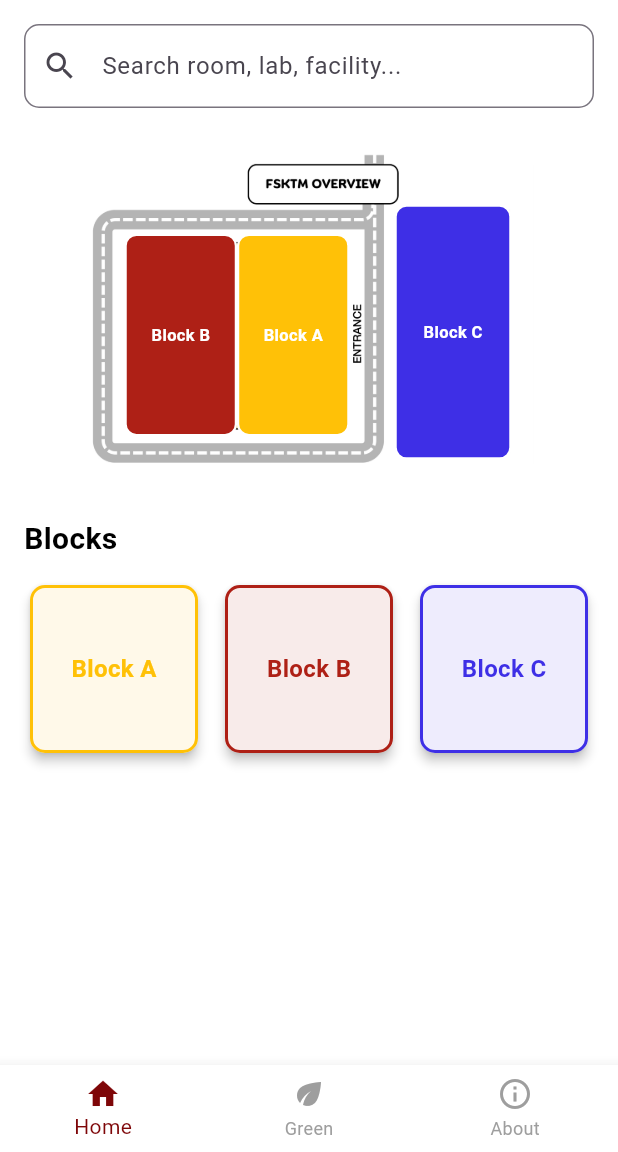
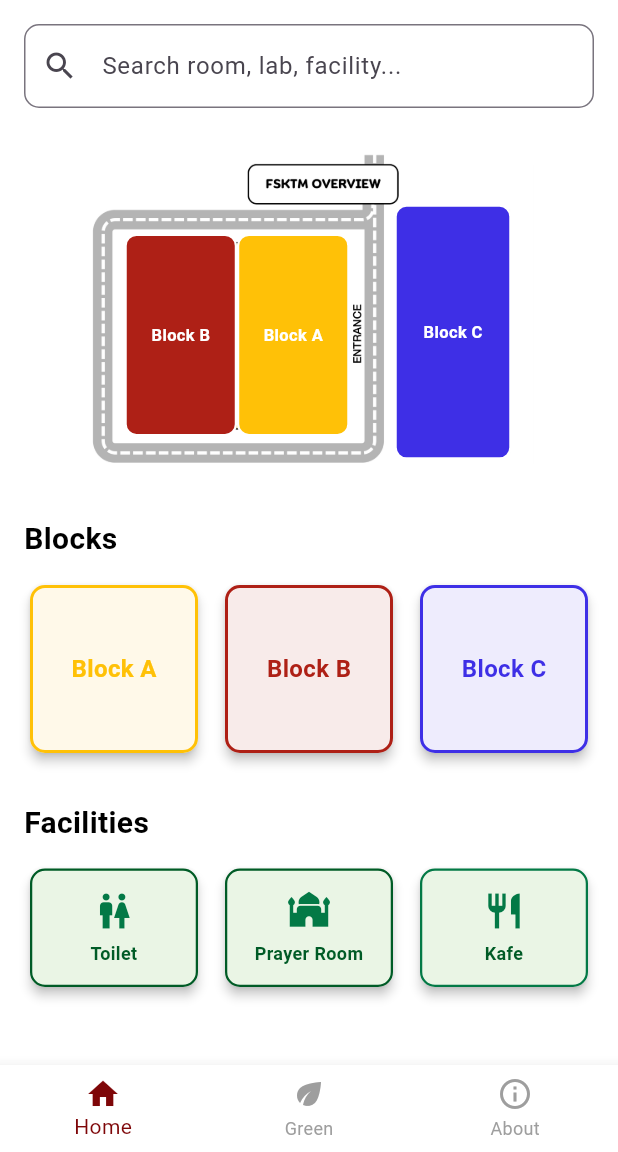
Before and after one commit to HardeepakMall/fsktm-navigator-group2, a Flutter app: the screen it shows after launch, on a phone screen of 412 x 824 dp, the part 84-1236 px from its top. Run offline on Flutter 3.47's test engine with Material 3 defaults, Android fonts, the light colour scheme and no system bars.

Commit message:
amni: added facilities section

```diff
--- a/fsktm_navigator/assets/json/blockA_data.json
+++ b/fsktm_navigator/assets/json/blockA_data.json
@@ -53,6 +53,13 @@
           "floor": "Ground Floor",
           "block": "Block A",
           "description": "This room is used for ICT-related activities in faculty."
+        },
+        {
+          "name": "Toilet",
+          "type": "Toilet",
+          "floor": "Ground Floor",
+          "block": "Block A",
+          "description": "Public restroom available for students, staff, and visitors."
         }
       ]
     },
@@ -126,17 +133,24 @@
         },
         {
           "name": "Male Prayer Room",
-          "type": "Facilities",
+          "type": "Prayer Room",
           "floor": "First Floor",
           "block": "Block A",
           "description": "This is a prayer room for male students and staff."
         },
         {
           "name": "Female Prayer Room",
-          "type": "Facilities",
+          "type": "Prayer Room",
           "floor": "First Floor",
           "block": "Block A",
           "description": "This is a prayer room for female students and staff."
+        },
+        {
+          "name": "Toilet",
+          "type": "Toilet",
+          "floor": "First Floor",
+          "block": "Block A",
+          "description": "Public restroom available for students, staff, and visitors."
         }
       ]
     },
@@ -228,6 +242,13 @@
           "floor": "Second Floor",
           "block": "Block A",
           "description": "This is a prayer room for female students and staff."
+        },
+        {
+          "name": "Toilet",
+          "type": "Toilet",
+          "floor": "Second Floor",
+          "block": "Block A",
+          "description": "Public restroom available for students, staff, and visitors."
         }
       ]
     }
--- a/fsktm_navigator/assets/json/blockB_data.json
+++ b/fsktm_navigator/assets/json/blockB_data.json
@@ -46,12 +46,26 @@
           "floor": "Ground Floor",
           "block": "Block B",
           "description": "This is a relaxation area for students and staff."
+        },
+        {
+          "name": "Toilet",
+          "type": "Toilet",
+          "floor": "Ground Floor",
+          "block": "Block B",
+          "description": "Public restroom available for students, staff, and visitors."
+        },
+        {
+          "name": "FSKTM Cafeteria",
+          "type": "Cafeteria",
+          "floor": "Ground Floor",
+          "block": "Block B",
+          "description": "The faculty cafeteria serving meals, snacks, and beverages. Located along the corridor connecting Block A and Block B."
         }
       ]
     },
     {
       "floorName": "First Floor",
-          "symbol":"assets/images/red_1floor_icon.png",
+      "symbol": "assets/images/red_1floor_icon.png",
       "image": "assets/images/floorplan_ffB.png",
       "rooms": [
         {
@@ -81,15 +95,21 @@
           "floor": "First Floor",
           "block": "Block B",
           "description": "This laboratory is used for forensics research and teaching."
+        },
+        {
+          "name": "Toilet",
+          "type": "Toilet",
+          "floor": "First Floor",
+          "block": "Block B",
+          "description": "Public restroom available for students, staff, and visitors."
         }
       ]
     },
     {
       "floorName": "Second Floor",
-          "symbol":"assets/images/red_2floor_icon.png",
+      "symbol": "assets/images/red_2floor_icon.png",
       "image": "assets/images/floorplan_sfB.png",
       "rooms": [
-
         {
           "name": "Multimedia Laboratory 1",
           "type": "Laboratory",
@@ -124,6 +144,13 @@
           "floor": "Second Floor",
           "block": "Block B",
           "description": "This laboratory is named after the famous mathematician Al-Khawarizmi and is used for various practical sessions."
+        },
+        {
+          "name": "Toilet",
+          "type": "Toilet",
+          "floor": "Second Floor",
+          "block": "Block B",
+          "description": "Public restroom available for students, staff, and visitors."
         }
       ]
     }
--- a/fsktm_navigator/assets/json/blockC_data.json
+++ b/fsktm_navigator/assets/json/blockC_data.json
@@ -70,8 +70,6 @@
                         }
                   ]
             },
-
-
             {
                   "floorName": "First Floor",
                   "symbol": "assets/images/blue_1floor_icon.png",
@@ -272,7 +270,8 @@
                               "floor": "Ground Floor",
                               "block": "Block C",
                               "description": "This room is available for meetings and discussions."
-            },          {
+                        },
+                        {
                               "name": "C1-29",
                               "type": "Room",
                               "floor": "Ground Floor",
@@ -327,12 +326,16 @@
                               "floor": "Ground Floor",
                               "block": "Block C",
                               "description": "This room is available for meetings and discussions."
+                        },
+                        {
+                              "name": "Toilet",
+                              "type": "Toilet",
+                              "floor": "Ground Floor",
+                              "block": "Block C",
+                              "description": "Public restroom available for students, staff, and visitors."
                         }
-
                   ]
             },
-
-
             {
                   "floorName": "Second Floor",
                   "symbol": "assets/images/blue_2floor_icon.png",
@@ -624,12 +627,16 @@
                               "floor": "Second Floor",
                               "block": "Block C",
                               "description": "This room is available for meetings and discussions."
+                        },
+                        {
+                              "name": "Toilet",
+                              "type": "Toilet",
+                              "floor": "Second Floor",
+                              "block": "Block C",
+                              "description": "Public restroom available for students, staff, and visitors."
                         }
                   ]
             },
-
-
-
             {
                   "floorName": "Third Floor",
                   "symbol": "assets/images/blue_3floor_icon.png",
@@ -858,10 +865,15 @@
                               "floor": "Third Floor",
                               "block": "Block C",
                               "description": "This room is available for meetings and discussions."
+                        },
+                        {
+                              "name": "Toilet",
+                              "type": "Toilet",
+                              "floor": "Third Floor",
+                              "block": "Block C",
+                              "description": "Public restroom available for students, staff, and visitors."
                         }
                   ]
             }
-
-
       ]
 }
--- a/fsktm_navigator/lib/main.dart
+++ b/fsktm_navigator/lib/main.dart
@@ -5,6 +5,7 @@ import 'package:fsktm_navigator/screens/home_screen.dart';
 import 'package:fsktm_navigator/screens/block_screen.dart';
 import 'package:fsktm_navigator/screens/detail_screen.dart';
 import 'package:fsktm_navigator/screens/main_navigator.dart';
+import 'package:fsktm_navigator/screens/facility_screen.dart';
 
 final ValueNotifier<ThemeMode> themeNotifier = ValueNotifier(ThemeMode.light);
 
@@ -57,6 +58,7 @@ class FSKTMNavigatorApp extends StatelessWidget {
             '/block': (context) => BlockScreen(),
             '/floor': (context) => FloorScreen(),
             '/details': (context) => DetailScreen(),
+            '/facilityList': (context) => FacilityListScreen()
           },
         );
       },
--- a/fsktm_navigator/lib/screens/home_screen.dart
+++ b/fsktm_navigator/lib/screens/home_screen.dart
@@ -227,6 +227,43 @@ class _HomeScreenState extends State<HomeScreen> {
                 ),
               ],
             ),
+            const SizedBox(height: 28),
+
+            Align(
+              alignment: Alignment.centerLeft,
+              child: Text(
+                'Facilities',
+                style: TextStyle(
+                  fontSize: 20,
+                  fontWeight: FontWeight.bold,
+                  color: Theme.of(context).brightness == Brightness.dark
+                      ? Colors.white
+                      : const Color.fromARGB(255, 0, 0, 0),
+                ),
+              ),
+            ),
+
+            const SizedBox(height: 12),
+
+            Row(
+              children: [
+                Expanded(
+                  child: _buildFacilityButton(context, 'Toilet', Icons.wc),
+                ),
+                const SizedBox(width: 10),
+                Expanded(
+                  child: _buildFacilityButton(
+                    context,
+                    'Prayer Room',
+                    Icons.mosque,
+                  ),
+                ),
+                const SizedBox(width: 10),
+                Expanded(
+                  child: _buildCafeButton(context, 'Kafe', Icons.restaurant),
+                ),
+              ],
+            ),
           ],
         ),
       ),
@@ -255,6 +292,104 @@ class _HomeScreenState extends State<HomeScreen> {
               fontSize: 16,
               color: color,
             ),
+          ),
+        ),
+      ),
+    );
+  }
+
+  Widget _buildFacilityButton(
+    BuildContext context,
+    String title,
+    IconData icon,
+  ) {
+    return Card(
+      elevation: 3,
+      color: Theme.of(context).brightness == Brightness.dark
+          ? Theme.of(context).cardColor
+          : const Color(0xFFEAF5E5),
+      shape: RoundedRectangleBorder(
+        borderRadius: BorderRadius.circular(10),
+        side: const BorderSide(color: Color(0xFF005B26), width: 1.5),
+      ),
+      child: InkWell(
+        onTap: () {
+          Navigator.pushNamed(context, '/facilityList', arguments: title);
+        },
+        child: Padding(
+          padding: const EdgeInsets.symmetric(vertical: 14),
+          child: Column(
+            children: [
+              Icon(
+                icon,
+                color: const Color.fromARGB(255, 3, 121, 70),
+                size: 28,
+              ),
+              const SizedBox(height: 6),
+              Text(
+                title,
+                textAlign: TextAlign.center,
+                style: TextStyle(
+                  fontWeight: FontWeight.bold,
+                  fontSize: 12,
+                  color: Theme.of(context).brightness == Brightness.dark
+                      ? Colors.white
+                      : const Color(0xFF005B26),
+                ),
+              ),
+            ],
+          ),
+        ),
+      ),
+    );
+  }
+
+  Widget _buildCafeButton(BuildContext context, String title, IconData icon) {
+    return Card(
+      elevation: 3,
+      color: Theme.of(context).brightness == Brightness.dark
+          ? Theme.of(context).cardColor
+          : const Color(0xFFEAF5E5),
+      shape: RoundedRectangleBorder(
+        borderRadius: BorderRadius.circular(10),
+        side: const BorderSide(
+          color: Color.fromARGB(255, 3, 121, 70),
+          width: 1.5,
+        ),
+      ),
+      child: InkWell(
+        onTap: () {
+          final cafe = allLocations.firstWhere(
+            (location) =>
+                location.type.toLowerCase() == 'cafeteria' ||
+                location.name.toLowerCase().contains('cafe') ||
+                location.name.toLowerCase().contains('kafe'),
+          );
+
+          Navigator.pushNamed(context, '/details', arguments: cafe);
+        },
+        child: Padding(
+          padding: const EdgeInsets.symmetric(vertical: 14),
+          child: Column(
+            children: [
+              Icon(
+                icon,
+                color: const Color.fromARGB(255, 3, 121, 70),
+                size: 28,
+              ),
+              const SizedBox(height: 6),
+              Text(
+                title,
+                textAlign: TextAlign.center,
+                style: TextStyle(
+                  fontWeight: FontWeight.bold,
+                  fontSize: 12,
+                  color: Theme.of(context).brightness == Brightness.dark
+                      ? Colors.white
+                      : const Color(0xFF005B26),
+                ),
+              ),
+            ],
           ),
         ),
       ),
```
Also changed, not shown: fsktm_navigator/lib/screens/facility_screen.dart (added, +126 -0 lines). Lines whose indentation alone changed are shown as unchanged.
